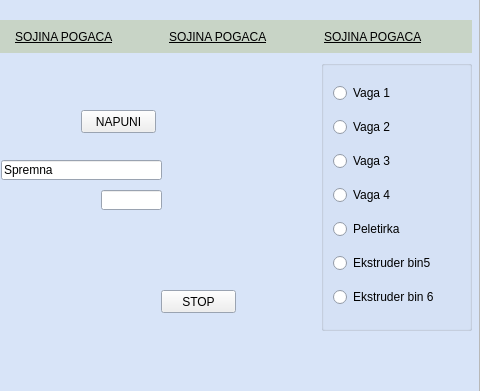
nikolakn/biovita, file ui/automainwindow.ui: the form before one commit; both pictures show x 760 to 1240 and y 120 to 511 of the 1240 by 878 pixel window.
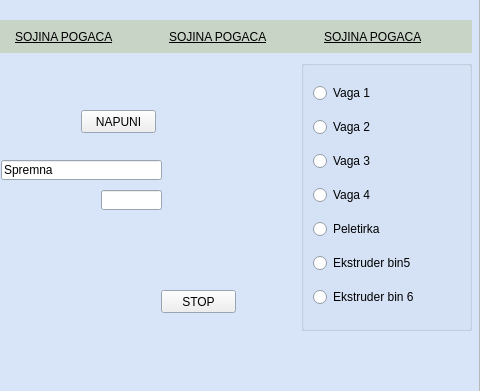
The form after the commit. Custom widgets are drawn as their Qt base class.

```diff
--- a/ui/automainwindow.ui
+++ b/ui/automainwindow.ui
@@ -623,9 +623,9 @@
          <widget class="QGroupBox" name="groupBox_6">
           <property name="geometry">
            <rect>
-            <x>780</x>
+            <x>760</x>
             <y>160</y>
-            <width>151</width>
+            <width>171</width>
             <height>271</height>
            </rect>
           </property>
```
